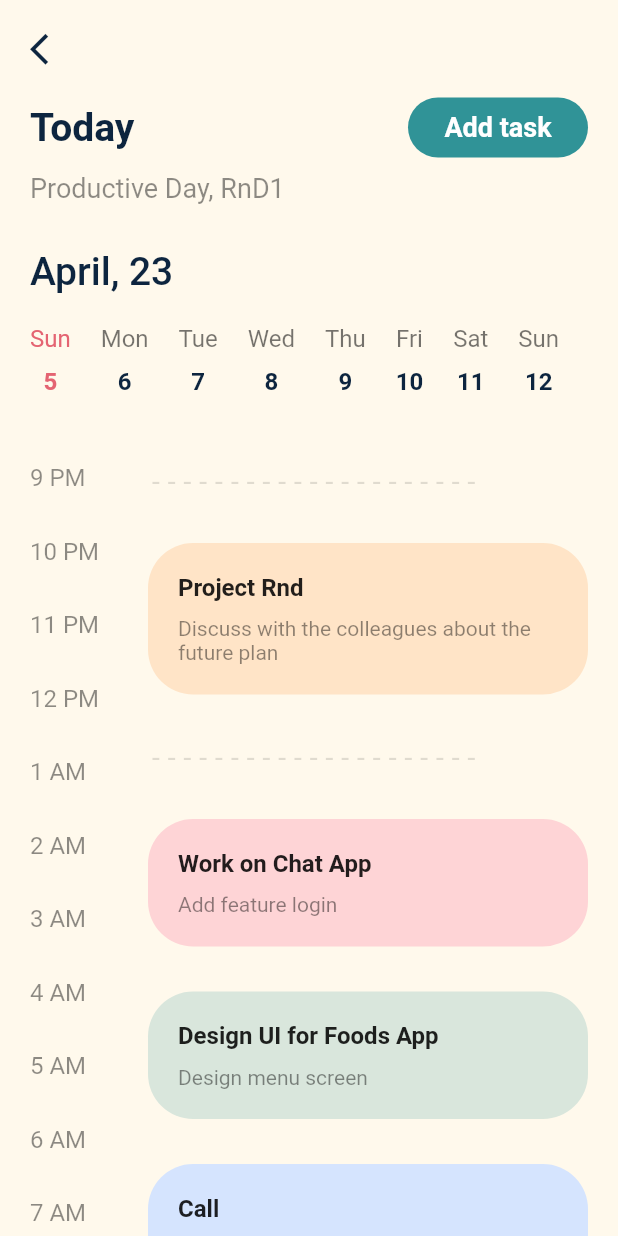
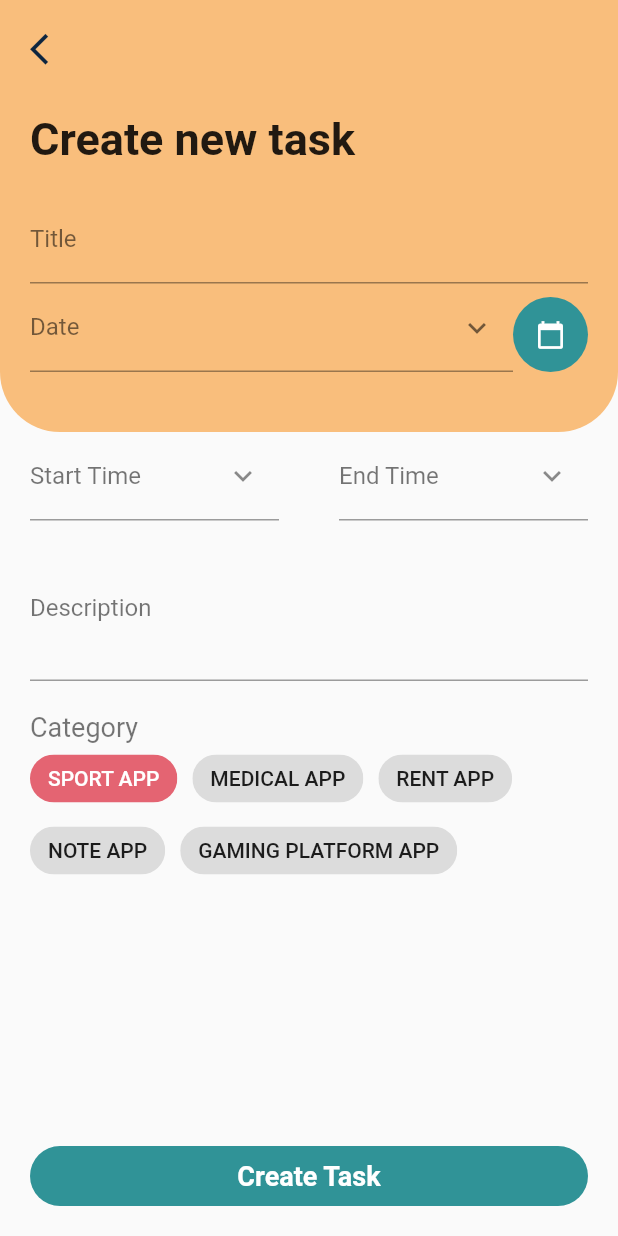
Before and after one commit to haunguyenphuoc/tasks_planner, a Flutter app: the CalenderPage screen opened directly, after a tap on "Add task", on a phone screen of 412 x 824 dp. Run offline on Flutter 3.47's test engine with Material 2 defaults, Android fonts, the phone set to English and light mode, and no system bars; our stand-ins replace percent_indicator.

Commit message:
add create task page and readme

```diff
--- a/lib/screens/calender_page.dart
+++ b/lib/screens/calender_page.dart
@@ -1,5 +1,6 @@
 import 'package:flutter/material.dart';
 import 'package:task_planner/date_list.dart';
+import 'package:task_planner/screens/create_task_page.dart';
 import 'package:task_planner/theme/color/color.dart';
 import 'package:task_planner/wigets/back_button.dart';
 import 'package:task_planner/wigets/calender_date.dart';
@@ -49,7 +50,10 @@ class CalenderPage extends StatelessWidget {
                           BorderRadiusDirectional.all(Radius.circular(30)),
                     ),
                     child: FlatButton(
-                      onPressed: () => debugPrint('On press add task'),
+                      onPressed: () => Navigator.push(
+                          context,
+                          MaterialPageRoute(
+                              builder: (context) => CreateTaskPage())),
                       child: Center(
                         child: Text(
                           'Add task',
@@ -164,7 +168,7 @@ class CalenderPage extends StatelessWidget {
                                 ),
                                 TaskContainer(
                                   title: 'Call',
-                                  subTitle: 'Call to mon',
+                                  subTitle: 'Call to mom',
                                   boxColor: LightColors.kLavender,
                                 ),
                               ],
--- /dev/null
+++ b/lib/screens/create_task_page.dart
@@ -0,0 +1,170 @@
+import 'package:flutter/material.dart';
+import 'package:task_planner/theme/color/color.dart';
+import 'package:task_planner/wigets/back_button.dart';
+import 'package:task_planner/wigets/text_field.dart';
+import 'package:task_planner/wigets/top_container.dart';
+
+class CreateTaskPage extends StatelessWidget {
+  @override
+  Widget build(BuildContext context) {
+    final width = MediaQuery.of(context).size.width;
+    return Scaffold(
+      body: SafeArea(
+        child: Column(
+          children: <Widget>[
+            TopContainer(
+              padding: EdgeInsets.fromLTRB(20, 20, 20, 40),
+              width: width,
+              child: Column(
+                children: <Widget>[
+                  BackButton2(),
+                  SizedBox(height: 30),
+                  Row(
+                    mainAxisAlignment: MainAxisAlignment.start,
+                    children: <Widget>[
+                      Text(
+                        'Create new task',
+                        style: TextStyle(
+                            fontSize: 30.0, fontWeight: FontWeight.w700),
+                      ),
+                    ],
+                  ),
+                  SizedBox(height: 20),
+                  Container(
+                    child: Column(
+                      crossAxisAlignment: CrossAxisAlignment.start,
+                      children: <Widget>[
+                        TextField2(label: 'Title'),
+                        Row(
+                          mainAxisAlignment: MainAxisAlignment.start,
+                          crossAxisAlignment: CrossAxisAlignment.end,
+                          children: <Widget>[
+                            Expanded(
+                              child: TextField2(
+                                label: 'Date',
+                                icon: Icon(
+                                  Icons.keyboard_arrow_down,
+                                  color: Colors.black54,
+                                ),
+                              ),
+                            ),
+                            CircleAvatar(
+                              radius: 25.0,
+                              backgroundColor: LightColors.kGreen,
+                              child: Icon(
+                                Icons.calendar_today,
+                                size: 20,
+                                color: Colors.white,
+                              ),
+                            ),
+                          ],
+                        ),
+                      ],
+                    ),
+                  ),
+                ],
+              ),
+            ),
+            Expanded(
+              child: SingleChildScrollView(
+                padding: EdgeInsets.symmetric(horizontal: 20),
+                child: Column(
+                  children: <Widget>[
+                    Row(
+                      mainAxisAlignment: MainAxisAlignment.spaceBetween,
+                      children: <Widget>[
+                        Expanded(
+                          child: TextField2(
+                            label: 'Start Time',
+                            icon: Icon(Icons.keyboard_arrow_down),
+                          ),
+                        ),
+                        SizedBox(width: 40),
+                        Expanded(
+                          child: TextField2(
+                            label: 'End Time',
+                            icon: Icon(Icons.keyboard_arrow_down),
+                          ),
+                        ),
+                      ],
+                    ),
+                    SizedBox(height: 10),
+                    TextField2(
+                      label: 'Description',
+                      maxLines: 3,
+                      minLines: 3,
+                    ),
+                    SizedBox(height: 20),
+                    Container(
+                      alignment: Alignment.topLeft,
+                      child: Column(
+                        crossAxisAlignment: CrossAxisAlignment.start,
+                        children: <Widget>[
+                          Text(
+                            'Category',
+                            style: TextStyle(
+                              fontSize: 18,
+                              color: Colors.black54,
+                            ),
+                          ),
+                          Wrap(
+                            //alignment: WrapAlignment.start,
+                            runSpacing: 0.0,
+                            spacing: 10.0,
+                            children: <Widget>[
+                              Chip(
+                                label: Text('SPORT APP'),
+                                labelStyle: TextStyle(color: Colors.white),
+                                backgroundColor: LightColors.kRed,
+                              ),
+                              Chip(
+                                label: Text('MEDICAL APP'),
+                              ),
+                              Chip(
+                                label: Text('RENT APP'),
+                              ),
+                              Chip(
+                                label: Text('NOTE APP'),
+                              ),
+                              Chip(
+                                label: Text('GAMING PLATFORM APP'),
+                              ),
+                            ],
+                          ),
+                        ],
+                      ),
+                    ),
+                  ],
+                ),
+              ),
+            ),
+            Container(
+              height: 80,
+              width: width,
+              child: Row(
+                children: <Widget>[
+                  Container(
+                    child: Text(
+                      'Create Task',
+                      style: TextStyle(
+                        fontSize: 18,
+                        color: Colors.white,
+                        fontWeight: FontWeight.w700,
+                      ),
+                    ),
+                    alignment: Alignment.center,
+                    margin: EdgeInsets.fromLTRB(20, 20, 20, 20),
+                    width: width - 40,
+                    decoration: BoxDecoration(
+                        color: LightColors.kGreen,
+                        borderRadius: BorderRadius.all(Radius.circular(30))),
+                  ),
+                ],
+              ),
+            ),
+          ],
+        ),
+      ),
+    );
+  }
+}
--- /dev/null
+++ b/lib/wigets/text_field.dart
@@ -0,0 +1,28 @@
+import 'package:flutter/material.dart';
+
+class TextField2 extends StatelessWidget {
+  final String label;
+  final Icon icon;
+  final int maxLines;
+  final int minLines;
+
+  TextField2({this.label, this.icon, this.maxLines = 1, this.minLines = 1});
+
+  @override
+  Widget build(BuildContext context) => TextField(
+        style: TextStyle(color: Colors.black54),
+        minLines: minLines,
+        maxLines: maxLines,
+        decoration: InputDecoration(
+          suffixIcon: icon != null ? icon : null,
+          labelText: label,
+          labelStyle: TextStyle(color: Colors.black54),
+          focusedBorder: UnderlineInputBorder(
+            borderSide: BorderSide(color: Colors.black54),
+          ),
+          border: UnderlineInputBorder(
+            borderSide: BorderSide(color: Colors.black54),
+          ),
+        ),
+      );
+}
```
Also changed, not shown: pubspec.lock, 2 other files.
